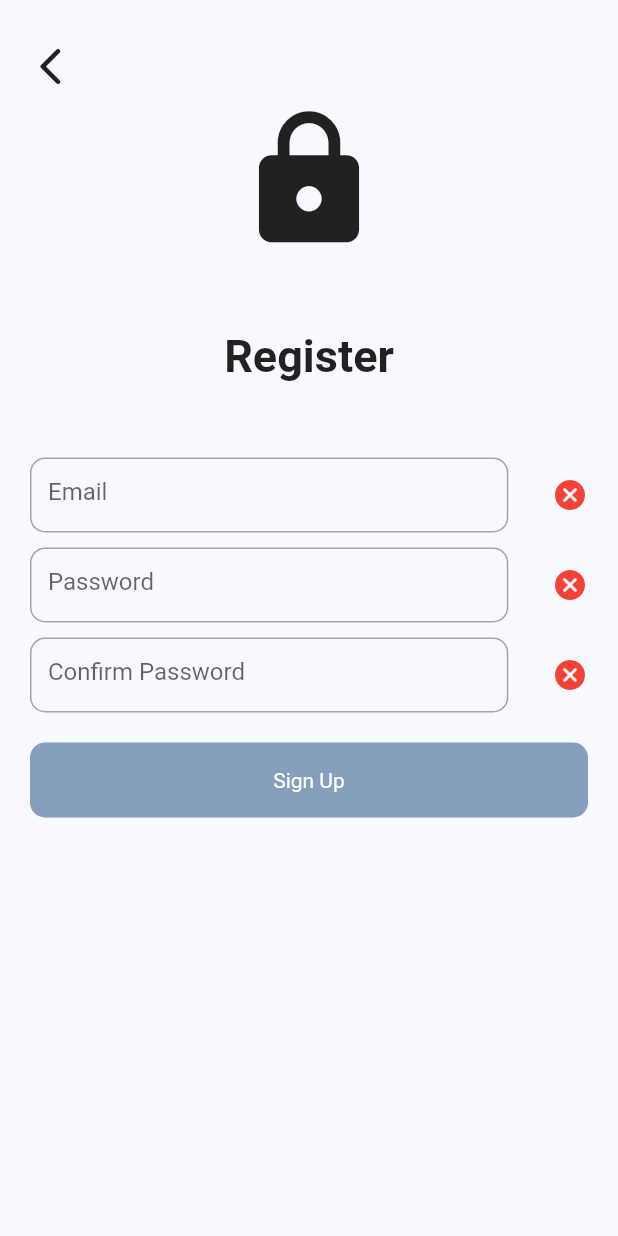
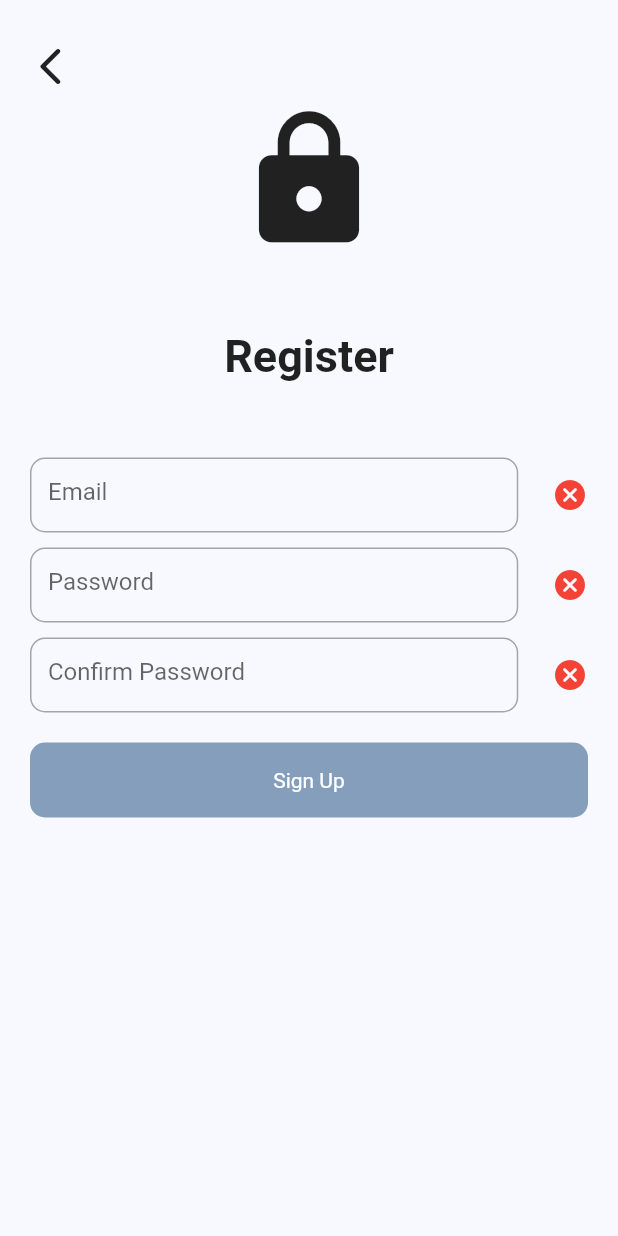
Before and after one commit to s-saens/flutter_sns_practice, a Flutter app: the screen it shows after launch, after a tap on "Register now!", on a phone screen of 412 x 824 dp. Run offline on Flutter 3.47's test engine with Material 2 defaults, Android fonts, the phone set to English and light mode, and no system bars; our stand-ins replace firebase_auth, firebase_core, flutter_riverpod, go_router; accounts and stored records are empty; network calls fail.

Commit message:
ui polishing

```diff
--- a/lib/components/text_field.dart
+++ b/lib/components/text_field.dart
@@ -21,6 +21,8 @@ class ValidatableTextField extends StatefulWidget {
   @override
   State<ValidatableTextField> createState() => _ValidatableTextFieldState();
 }
+
+const double textFieldHeight = 50.0;
 
 class _ValidatableTextFieldState extends State<ValidatableTextField> {
   final List<String> notValidTexts = [];
@@ -63,9 +65,9 @@ class _ValidatableTextFieldState extends State<ValidatableTextField> {
       mainAxisAlignment: MainAxisAlignment.spaceBetween,
       children: [
         Flexible(
-          flex: 6,
+          flex: 7,
           child: SizedBox(
-            height: 50,
+            height: textFieldHeight,
             child: TextField(
               controller: widget.controller,
               obscureText: widget.obscureText,
```
